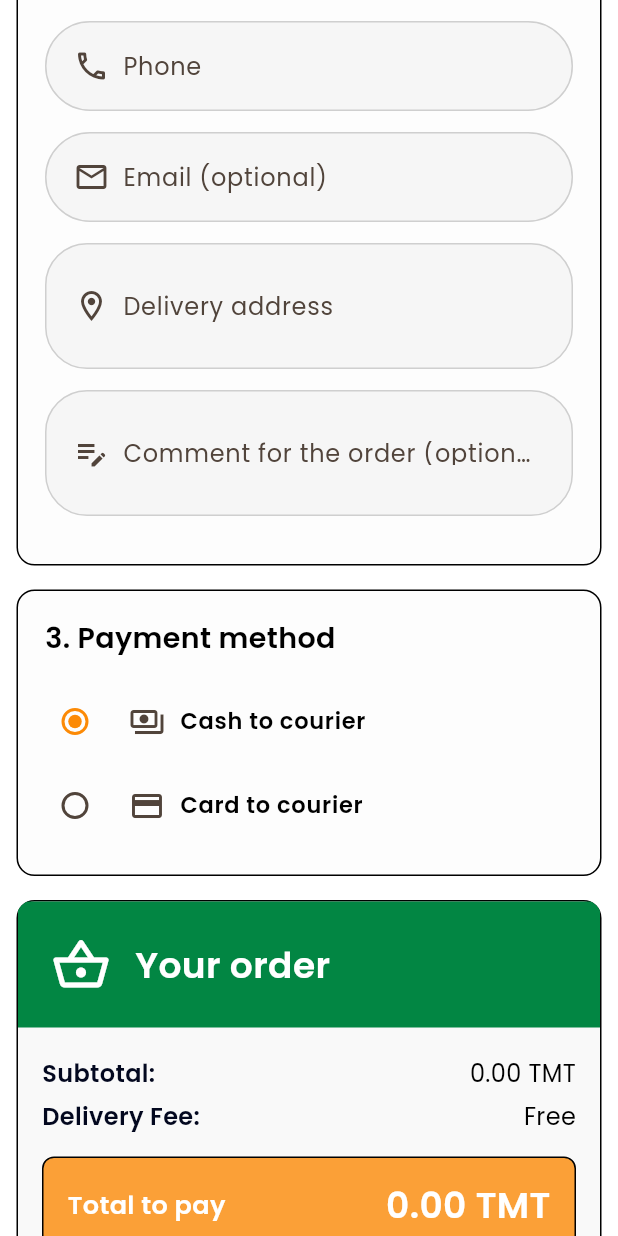
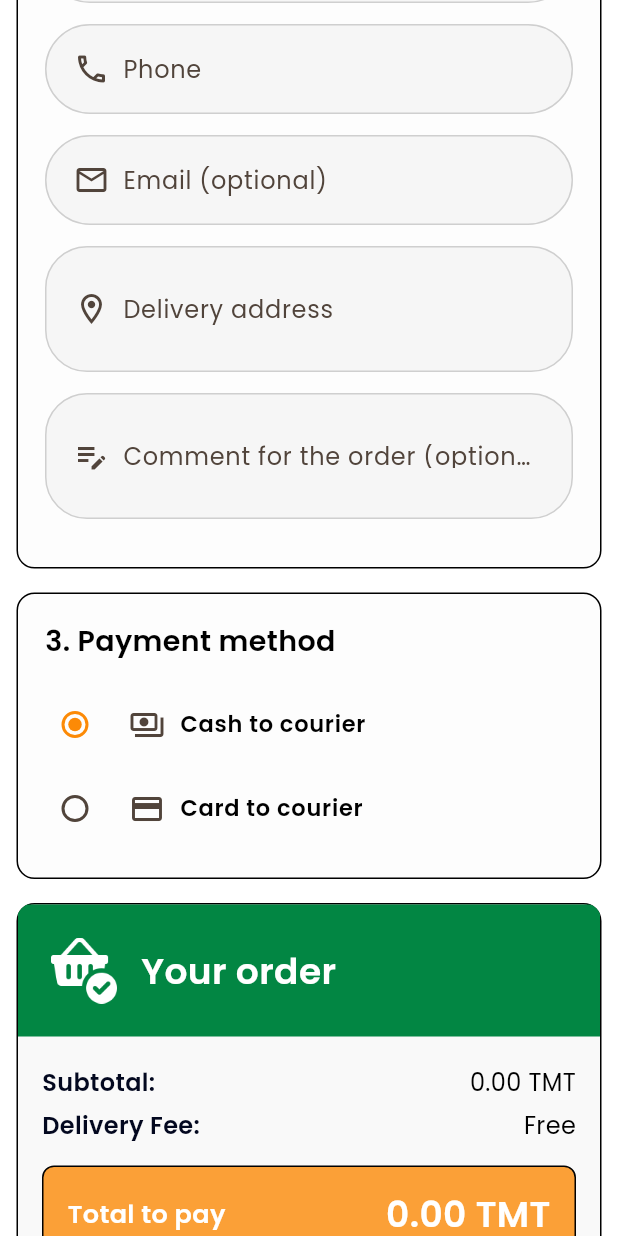
Before and after one commit to Kemalstudio/epicurean-restaurant, a Flutter app: the CheckoutScreen screen opened directly, scrolled down 576 dp, on a phone screen of 412 x 824 dp. Run offline on Flutter 3.47's test engine with Material 3 defaults, Android fonts, the phone set to English and light mode, and no system bars; our stand-ins replace cached_network_image, flutter_svg, lottie, shared_preferences; accounts and stored records are empty; network calls fail.

Commit message:
style(mobile): kit icons in the basket and checkout, kit section picker
Co-Authored-By: Claude Opus 5.5 <noreply@anthropic.com>

```diff
--- a/mobile/lib/screens/basket.dart
+++ b/mobile/lib/screens/basket.dart
@@ -28,7 +28,7 @@ class BasketScreen extends StatelessWidget {
             child: Row(
               mainAxisAlignment: MainAxisAlignment.center,
               children: [
-                const Icon(Icons.schedule, color: Colors.white, size: 40),
+                const KitImage('clock', size: 46),
                 const SizedBox(width: 14),
                 Text(
                   '${cart.restaurant!['delivery_time'] ?? '30-40'} ${app.t('min_short')}',
@@ -177,8 +177,8 @@ class _CheckoutScreenState extends State<CheckoutScreen> {
                 Row(
                   children: [
                     for (final o in [
-                      ('delivery', Icons.delivery_dining, t('delivery')),
-                      ('collection', Icons.storefront, t('collection')),
+                      ('delivery', 'scooter', t('delivery')),
+                      ('collection', 'new_store', t('collection')),
                     ])
                       Expanded(
                         child: Padding(
@@ -203,12 +203,11 @@ class _CheckoutScreenState extends State<CheckoutScreen> {
                               ),
                               child: Column(
                                 children: [
-                                  Icon(
-                                    o.$2,
-                                    size: 34,
-                                    color: cart.fulfillment == o.$1
-                                        ? Ember.green
-                                        : Colors.black38,
+                                  Opacity(
+                                    opacity: cart.fulfillment == o.$1
+                                        ? 1
+                                        : 0.45,
+                                    child: KitImage(o.$2, size: 36),
                                   ),
                                   Text(
                                     o.$3,
@@ -322,11 +321,7 @@ class _CheckoutScreenState extends State<CheckoutScreen> {
                       padding: const EdgeInsets.all(22),
                       child: Row(
                         children: [
-                          const Icon(
-                            Icons.shopping_basket_outlined,
-                            color: Colors.white,
-                            size: 40,
-                          ),
+                          const KitImage('basket_full', size: 44),
                           const SizedBox(width: 16),
                           Flexible(
                             child: FittedBox(
--- a/mobile/lib/widgets/common.dart
+++ b/mobile/lib/widgets/common.dart
@@ -796,6 +796,7 @@ Future<T?> showEmberPopup<T>(
   required Widget child,
   double inset = 19,
   bool closeInside = false,
+  bool showClose = true,
 }) {
   return showDialog<T>(
     context: context,
@@ -815,6 +816,7 @@ Future<T?> showEmberPopup<T>(
             clipBehavior: Clip.antiAlias,
             child: child,
           ),
+          if (showClose)
             Positioned(
               right: closeInside ? 22 : -14,
               top: -35,
```
Also changed, not shown: mobile/lib/screens/restaurant.dart (+29 -8 lines), mobile/lib/widgets/basket.dart (+13 -47 lines), 1 other file. Lines whose indentation alone changed are shown as unchanged.
